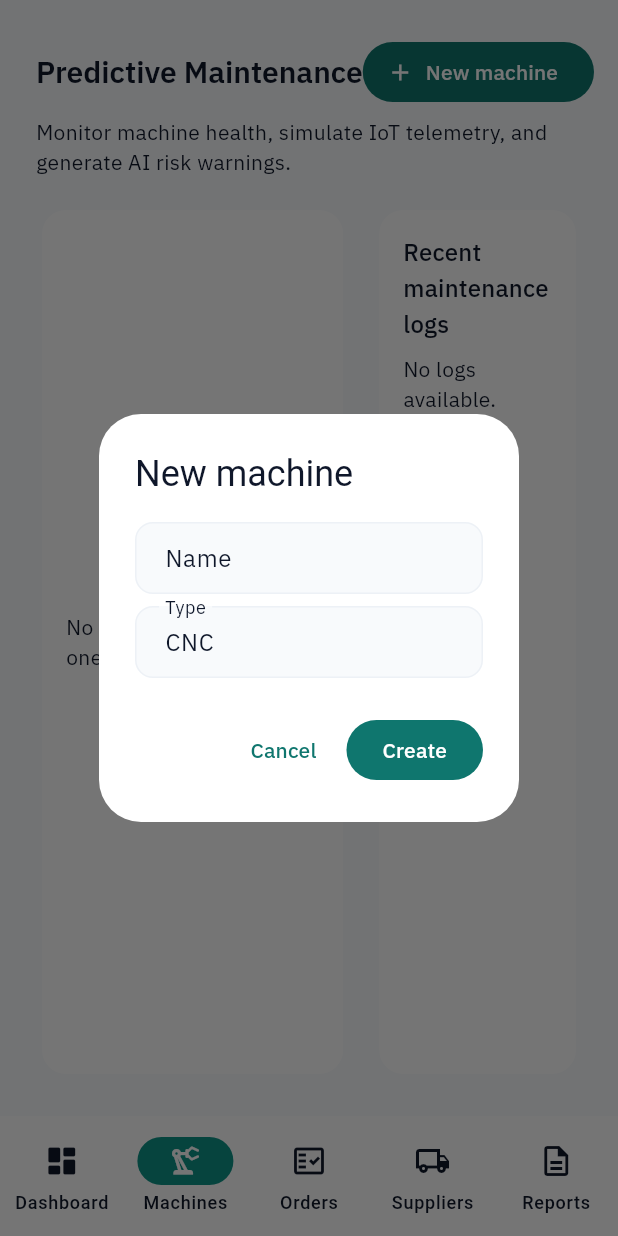
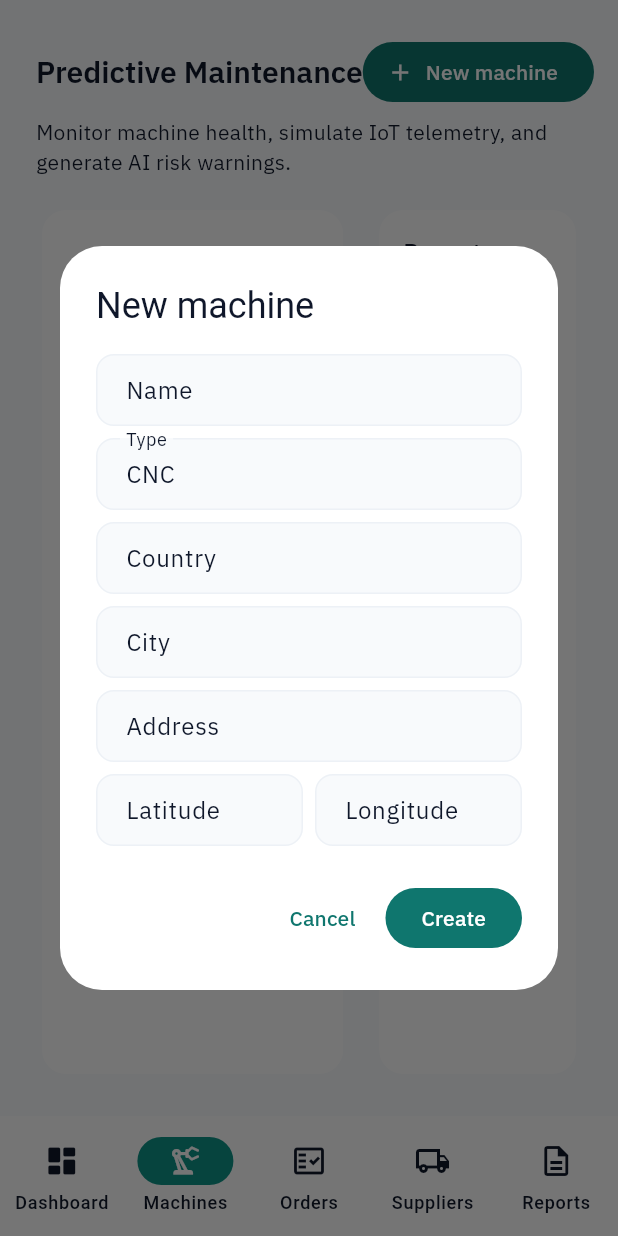
Before and after one commit to riccardopirani/suppluchainsass, a Flutter app: the MachinesPage screen opened by its route, after a tap on "New machine", on a phone screen of 412 x 824 dp. Run offline on Flutter 3.47's test engine with Material 3 defaults, Android fonts, the phone set to English and light mode, and no system bars; our stand-ins replace fl_chart, flutter_animate, flutter_riverpod, go_router, google_fonts, pdf and 3 more; missing offline and left inert: dart:html, dart:ui_web; accounts and stored records are empty.

Commit message:
fix code

```diff
--- a/lib/features/app_shell/providers/fabricos_provider.dart
+++ b/lib/features/app_shell/providers/fabricos_provider.dart
@@ -284,7 +284,16 @@ class FabricOSRepository {
     required String companyId,
     required String name,
     required String type,
+    String? country,
+    String? city,
+    String? address,
+    double? latitude,
+    double? longitude,
   }) async {
+    final inferred = _inferCoordinates(country: country, city: city);
+    final resolvedLatitude = latitude ?? inferred?['latitude'];
+    final resolvedLongitude = longitude ?? inferred?['longitude'];
+
     await _client.from('machines').insert({
       'company_id': companyId,
       'name': name,
@@ -294,6 +303,11 @@ class FabricOSRepository {
           .subtract(const Duration(days: 30))
           .toIso8601String(),
       'failure_risk': 0.18,
+      'country': country,
+      'city': city,
+      'address': address,
+      'latitude': resolvedLatitude,
+      'longitude': resolvedLongitude,
     });
   }
 
@@ -409,6 +423,28 @@ class FabricOSRepository {
             (vibrationFactor * 0.45) +
             (pressureFactor * 0.2))
         .clamp(0.05, 0.99);
+  }
+
+  Map<String, double>? _inferCoordinates({String? country, String? city}) {
+    final key =
+        '${(country ?? '').trim().toLowerCase()}|${(city ?? '').trim().toLowerCase()}';
+
+    const known = <String, Map<String, double>>{
+      'italy|milan': {'latitude': 45.4642, 'longitude': 9.19},
+      'italy|turin': {'latitude': 45.0703, 'longitude': 7.6869},
+      'italy|bologna': {'latitude': 44.4949, 'longitude': 11.3426},
+      'germany|munich': {'latitude': 48.1351, 'longitude': 11.582},
+      'france|lyon': {'latitude': 45.764, 'longitude': 4.8357},
+      'spain|barcelona': {'latitude': 41.3874, 'longitude': 2.1686},
+      'united states|detroit': {'latitude': 42.3314, 'longitude': -83.0458},
+      'united states|chicago': {'latitude': 41.8781, 'longitude': -87.6298},
+      'japan|osaka': {'latitude': 34.6937, 'longitude': 135.5023},
+      'china|shenzhen': {'latitude': 22.5431, 'longitude': 114.0579},
+      'brazil|sao paulo': {'latitude': -23.5558, 'longitude': -46.6396},
+      'india|pune': {'latitude': 18.5204, 'longitude': 73.8567},
+    };
+
+    return known[key];
   }
 
   Future<void> createOrder({
--- a/lib/features/machines/presentation/machines_page.dart
+++ b/lib/features/machines/presentation/machines_page.dart
@@ -15,12 +15,19 @@ class _MachinesPageState extends ConsumerState<MachinesPage> {
   Future<void> _createMachine(String companyId) async {
     final nameController = TextEditingController();
     final typeController = TextEditingController(text: 'CNC');
+    final countryController = TextEditingController();
+    final cityController = TextEditingController();
+    final addressController = TextEditingController();
+    final latitudeController = TextEditingController();
+    final longitudeController = TextEditingController();
 
     final ok = await showDialog<bool>(
       context: context,
       builder: (context) => AlertDialog(
         title: const Text('New machine'),
-        content: Column(
+        content: SizedBox(
+          width: 460,
+          child: Column(
             mainAxisSize: MainAxisSize.min,
             children: [
               TextField(
@@ -32,7 +39,43 @@ class _MachinesPageState extends ConsumerState<MachinesPage> {
                 controller: typeController,
                 decoration: const InputDecoration(labelText: 'Type'),
               ),
+              const SizedBox(height: 8),
+              TextField(
+                controller: countryController,
+                decoration: const InputDecoration(labelText: 'Country'),
+              ),
+              const SizedBox(height: 8),
+              TextField(
+                controller: cityController,
+                decoration: const InputDecoration(labelText: 'City'),
+              ),
+              const SizedBox(height: 8),
+              TextField(
+                controller: addressController,
+                decoration: const InputDecoration(labelText: 'Address'),
+              ),
+              const SizedBox(height: 8),
+              Row(
+                children: [
+                  Expanded(
+                    child: TextField(
+                      controller: latitudeController,
+                      keyboardType: TextInputType.number,
+                      decoration: const InputDecoration(labelText: 'Latitude'),
+                    ),
+                  ),
+                  const SizedBox(width: 8),
+                  Expanded(
+                    child: TextField(
+                      controller: longitudeController,
+                      keyboardType: TextInputType.number,
+                      decoration: const InputDecoration(labelText: 'Longitude'),
+                    ),
+                  ),
                 ],
+              ),
+            ],
+          ),
         ),
         actions: [
           TextButton(
@@ -59,6 +102,17 @@ class _MachinesPageState extends ConsumerState<MachinesPage> {
         type: typeController.text.trim().isEmpty
             ? 'General'
             : typeController.text.trim(),
+        country: countryController.text.trim().isEmpty
+            ? null
+            : countryController.text.trim(),
+        city: cityController.text.trim().isEmpty
+            ? null
+            : cityController.text.trim(),
+        address: addressController.text.trim().isEmpty
+            ? null
+            : addressController.text.trim(),
+        latitude: double.tryParse(latitudeController.text.trim()),
+        longitude: double.tryParse(longitudeController.text.trim()),
       );
       ref.invalidate(machinesProvider);
     } finally {
@@ -231,6 +285,14 @@ class _MachinesPageState extends ConsumerState<MachinesPage> {
                                     final status =
                                         machine['status']?.toString() ??
                                         'running';
+                                    final city = machine['city']?.toString();
+                                    final country = machine['country']
+                                        ?.toString();
+                                    final location = [
+                                      if (city != null && city.isNotEmpty) city,
+                                      if (country != null && country.isNotEmpty)
+                                        country,
+                                    ].join(', ');
 
                                     return ListTile(
                                       contentPadding:
@@ -251,7 +313,7 @@ class _MachinesPageState extends ConsumerState<MachinesPage> {
                                         '${machine['name']} · ${machine['type']}',
                                       ),
                                       subtitle: Text(
-                                        'Last maintenance: ${_formatDate(machine['last_maintenance_at'])} | Risk ${risk.toStringAsFixed(1)}%',
+                                        'Last maintenance: ${_formatDate(machine['last_maintenance_at'])} | Risk ${risk.toStringAsFixed(1)}%${location.isNotEmpty ? ' | $location' : ''}',
                                       ),
                                       trailing: Wrap(
                                         spacing: 8,
```
Also changed, not shown: 3 other files. Lines whose indentation alone changed are shown as unchanged.
